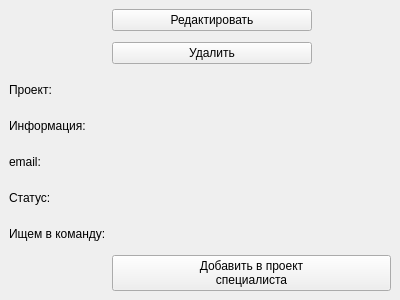
This is WgtProject.ui in mr-Din/ItConnect as Qt 5 draws it before an edit. The edited form follows.
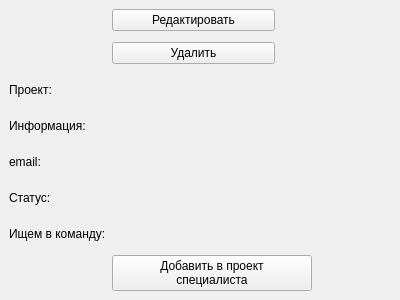
This is the edited form.

```diff
--- a/WgtProject.ui
+++ b/WgtProject.ui
@@ -1,7 +1,7 @@
 <?xml version="1.0" encoding="UTF-8"?>
 <ui version="4.0">
  <class>WgtProject</class>
- <widget class="QWidget" name="WgtProject">
+ <widget class="QFrame" name="WgtProject">
   <property name="geometry">
    <rect>
     <x>0</x>
@@ -245,6 +245,12 @@
        </item>
        <item row="7" column="1" colspan="2">
         <widget class="QPushButton" name="btn_add_worker">
+         <property name="maximumSize">
+          <size>
+           <width>200</width>
+           <height>16777215</height>
+          </size>
+         </property>
          <property name="text">
           <string>Добавить в проект
 специалиста</string>
@@ -256,6 +262,12 @@
          <property name="orientation">
           <enum>Qt::Horizontal</enum>
          </property>
+         <property name="sizeHint" stdset="0">
+          <size>
+           <width>0</width>
+           <height>0</height>
+          </size>
+         </property>
         </spacer>
        </item>
       </layout>
```
